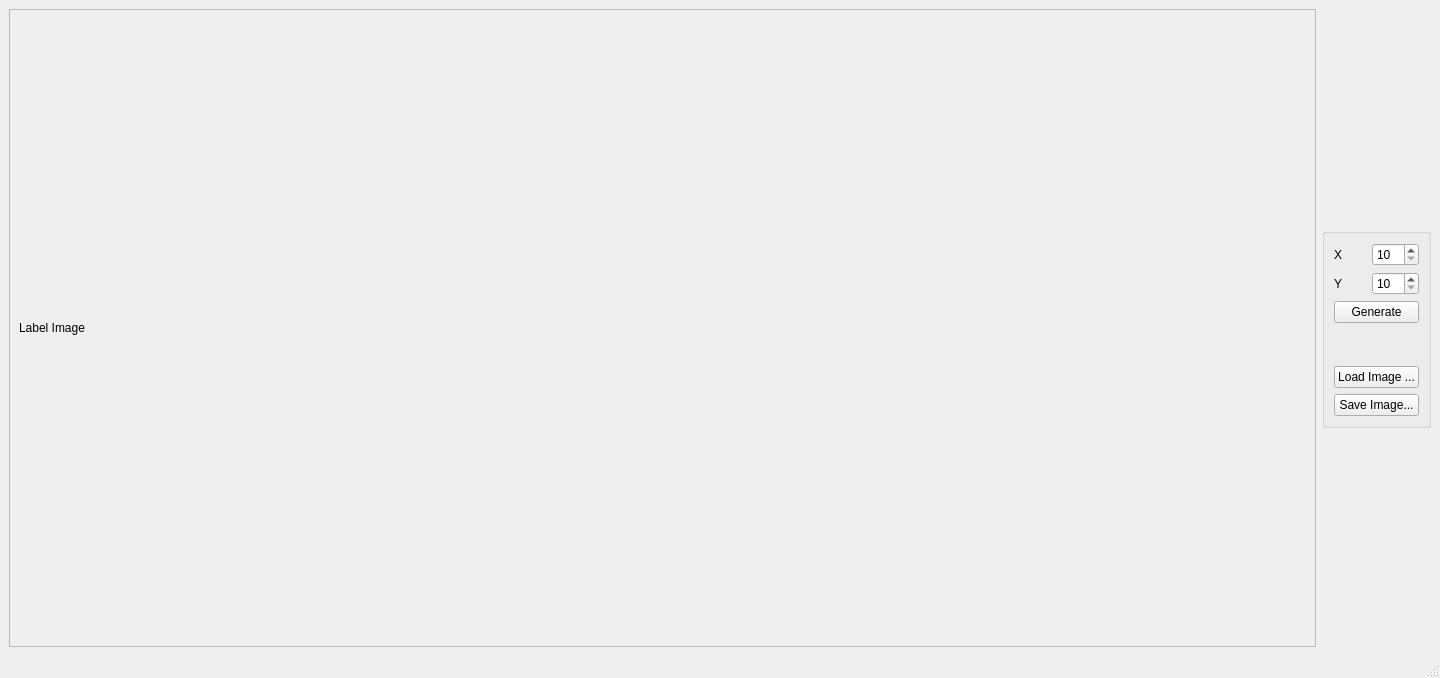
First picture: the form in jigsaw_generator_main_window.ui, repository Bollos00/JigsawGenerator, before the edit.
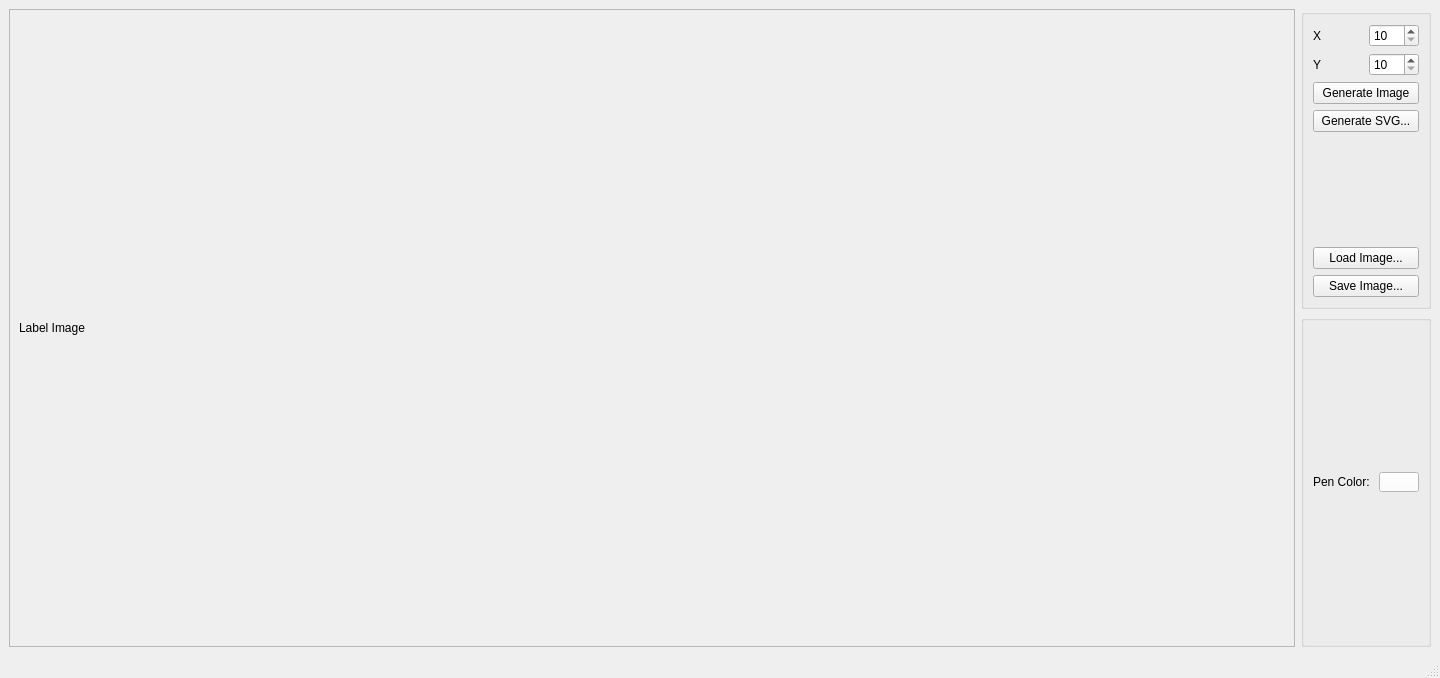
Second picture: the form after the edit.

Commit message:
Initializing documentation of class Jigsaw Generator and other changes
* Support to export to SVG;
* patterns of triangle and square masculine borders;
* Selectable pen color
* Other changes

Diff of the .ui file:
```diff
--- a/jigsaw_generator_main_window.ui
+++ b/jigsaw_generator_main_window.ui
@@ -25,7 +25,7 @@
         <rect>
          <x>0</x>
          <y>0</y>
-         <width>1284</width>
+         <width>1261</width>
          <height>612</height>
         </rect>
        </property>
@@ -42,11 +42,13 @@
      </widget>
     </item>
     <item>
-     <widget class="QGroupBox" name="groupBoxProprierties">
+     <layout class="QVBoxLayout" name="verticalLayout_3">
+      <item>
+       <widget class="QGroupBox" name="groupBoxPropriertiesA">
       <property name="maximumSize">
        <size>
         <width>200</width>
-        <height>200</height>
+          <height>300</height>
        </size>
       </property>
       <layout class="QVBoxLayout" name="verticalLayout">
@@ -95,7 +97,14 @@
        <item>
         <widget class="QPushButton" name="pushButtonGenerate">
          <property name="text">
-          <string>Generate</string>
+            <string>Generate Image</string>
+           </property>
+          </widget>
+         </item>
+         <item>
+          <widget class="QPushButton" name="pushButtonGenerateSvg">
+           <property name="text">
+            <string>Generate SVG...</string>
          </property>
         </widget>
        </item>
@@ -115,7 +124,7 @@
        <item>
         <widget class="QPushButton" name="pushButtonLoadImage">
          <property name="text">
-          <string>Load Image ...</string>
+            <string>Load Image...</string>
          </property>
         </widget>
        </item>
@@ -128,6 +137,50 @@
        </item>
       </layout>
      </widget>
+      </item>
+      <item>
+       <widget class="QGroupBox" name="groupBoxPropriertiesB">
+        <property name="title">
+         <string/>
+        </property>
+        <layout class="QVBoxLayout" name="verticalLayout_4">
+         <item>
+          <layout class="QHBoxLayout" name="horizontalLayout_4">
+           <item>
+            <widget class="QLabel" name="labelPenColor">
+             <property name="maximumSize">
+              <size>
+               <width>16777215</width>
+               <height>20</height>
+              </size>
+             </property>
+             <property name="text">
+              <string>Pen Color: </string>
+             </property>
+            </widget>
+           </item>
+           <item>
+            <widget class="QPushButton" name="pushButtonPenColor">
+             <property name="maximumSize">
+              <size>
+               <width>16777215</width>
+               <height>20</height>
+              </size>
+             </property>
+             <property name="styleSheet">
+              <string notr="true">QPushButton { background-color: white}</string>
+             </property>
+             <property name="text">
+              <string/>
+             </property>
+            </widget>
+           </item>
+          </layout>
+         </item>
+        </layout>
+       </widget>
+      </item>
+     </layout>
     </item>
    </layout>
   </widget>
```
Left out of the diff: 2 changed lines with no effect on the pictures. Lines whose indentation alone changed are shown as unchanged. The commit also changes 2 other files.
